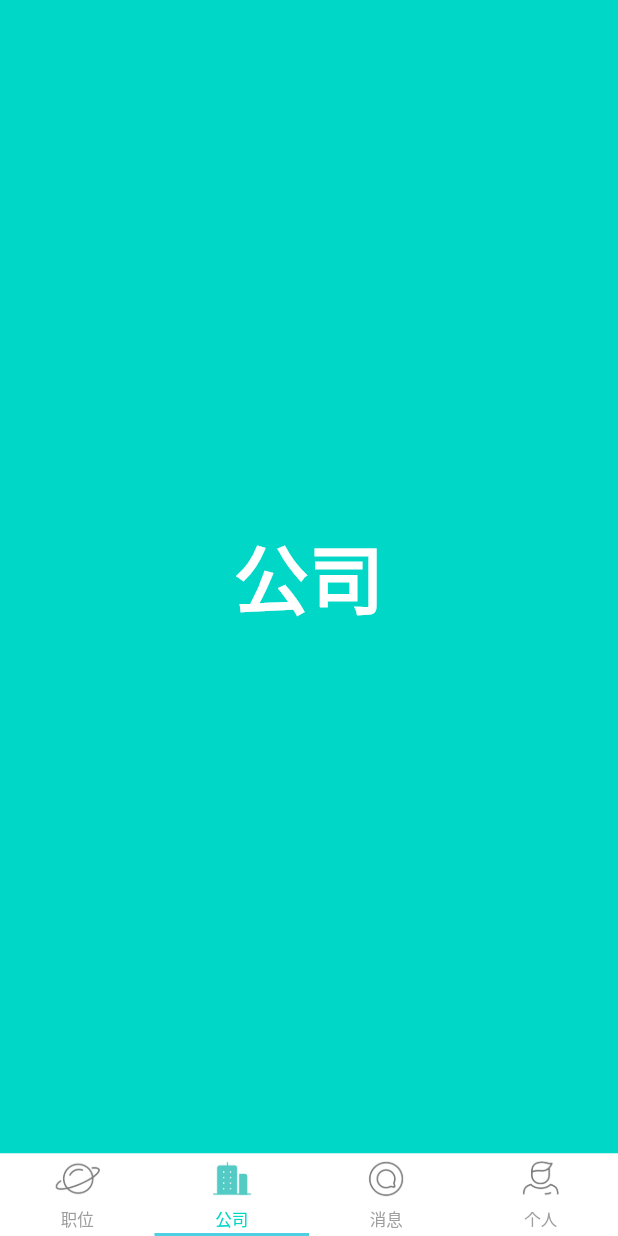
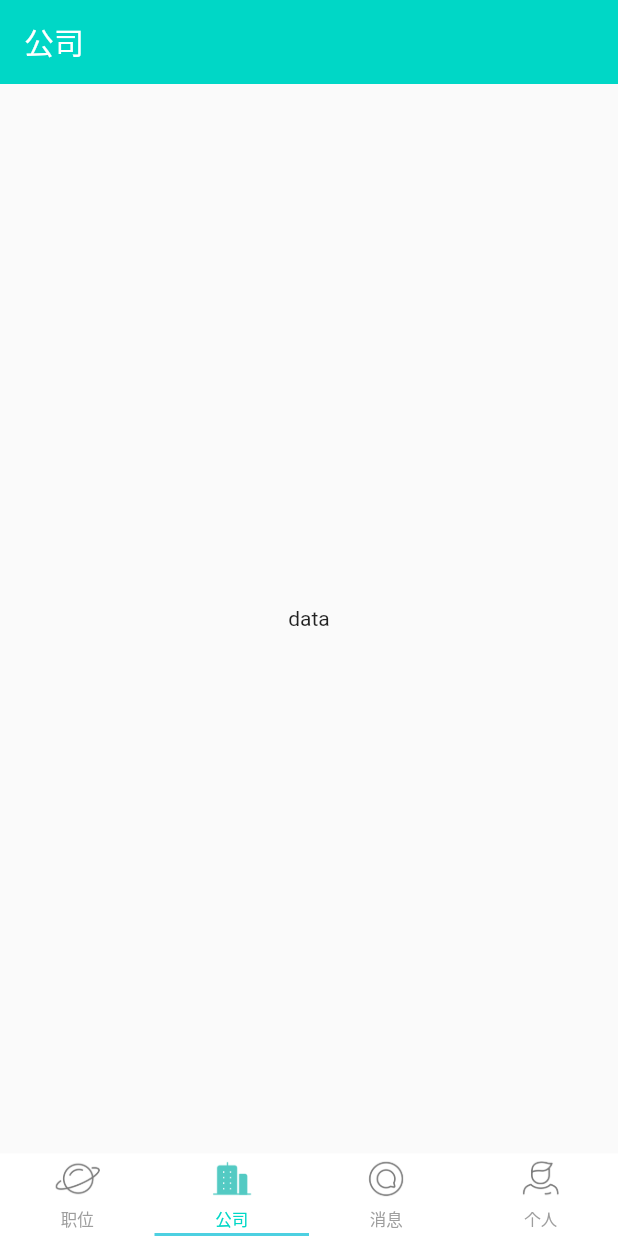
Before and after one commit to youngleish/flutter_demo, a Flutter app: the screen it shows after launch, item 2 of the bottom bar chosen, on a phone screen of 412 x 824 dp. Run offline on Flutter 3.47's test engine with Material 2 defaults, Android fonts, the phone set to English and light mode, and no system bars.

Commit message:
upd company

```diff
--- a/lib/screen/Company/CompanyScreen.dart
+++ b/lib/screen/Company/CompanyScreen.dart
@@ -13,15 +13,29 @@ class CompanyScreen extends StatefulWidget {
 class _CompanyScreenState extends State<CompanyScreen> {
   @override
   Widget build(BuildContext context) {
-    return Material(
-      color: Color.fromARGB(255, 0, 215, 198),
-      child: Center(
-        child: Text(
+    return Scaffold(
+      appBar: new AppBar(
+        elevation: 0,
+        title: Text(
           '公司',
-          style: TextStyle(
-              fontSize: 50, fontWeight: FontWeight.bold, color: Colors.white),
+          style: TextStyle(fontSize: 20.0, color: Colors.white),
         ),
       ),
+      body: Center(
+        child: Text(
+          'data'
+        )
+      )
     );
+    // return Material(
+    //   color: Color.fromARGB(255, 0, 215, 198),
+    //   child: Center(
+    //     child: Text(
+    //       '公司',
+    //       style: TextStyle(
+    //           fontSize: 50, fontWeight: FontWeight.bold, color: Colors.white),
+    //     ),
+    //   ),
+    // );
   }
 }
```
